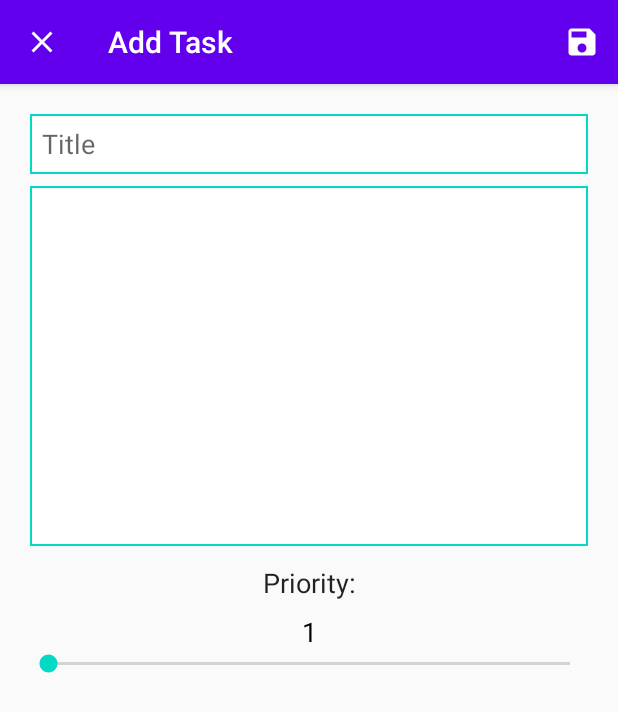
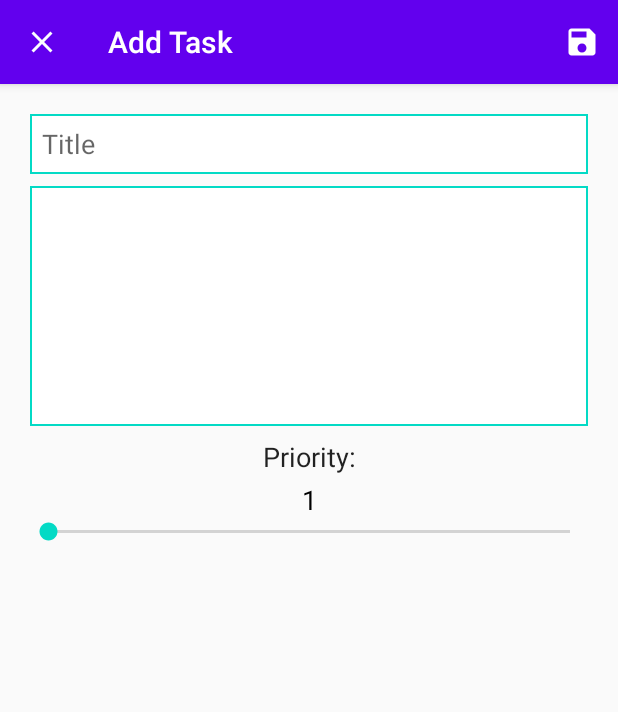
Before and after one commit to Stialt/todo_list, an Android app: the AddEditTaskActivity screen opened directly, with no data from a screen before it, on a phone screen of 412 x 824 dp. Shown: the top 712 px of the screen. Run offline under Robolectric (Android 15) with nearby library versions, the phone set to English and light mode, and no system bars.

Commit message:
QoL Update 1. Added scrolling to Add Activity screen for more convenient usage 2. Changed input text settings to enable letter auto-capitalization and auto-correction

```diff
--- a/app/src/main/res/layout/activity_add_task.xml
+++ b/app/src/main/res/layout/activity_add_task.xml
@@ -5,8 +5,17 @@
     android:layout_width="match_parent"
     android:layout_height="match_parent"
     android:orientation="vertical"
-    android:padding="16dp"
     tools:context=".activities.AddEditTaskActivity">
+
+    <ScrollView
+        android:layout_width="match_parent"
+        android:layout_height="match_parent">
+
+        <LinearLayout
+            android:layout_width="match_parent"
+            android:layout_height="match_parent"
+            android:orientation="vertical"
+            android:padding="16dp">
 
             <EditText
                 android:id="@+id/edit_text_title"
@@ -15,7 +24,7 @@
                 android:layout_margin="4dp"
                 android:background="@drawable/border"
                 android:hint="Title"
-        android:inputType="text"
+                android:inputType="textCapSentences|textAutoCorrect"
                 android:padding="8dp"
                 android:textAppearance="@android:style/TextAppearance.Medium" />
 
@@ -23,13 +32,11 @@
             <EditText
                 android:id="@+id/edit_text_description"
                 android:layout_width="match_parent"
-        android:layout_height="wrap_content"
+                android:layout_height="160dp"
                 android:layout_margin="4dp"
                 android:background="@drawable/border"
                 android:gravity="top"
-        android:inputType="textMultiLine"
-        android:minHeight="240dp"
-        android:maxHeight="300dp"
+                android:inputType="textMultiLine|textCapSentences|textAutoCorrect"
                 android:scrollbars="vertical"
                 android:ellipsize="end"
                 android:padding="8dp"
@@ -40,8 +47,8 @@
                 android:layout_width="match_parent"
                 android:layout_height="wrap_content"
                 android:layout_gravity="center"
-        android:layout_marginTop="8dp"
-        android:layout_marginBottom="8dp"
+                android:layout_marginTop="4dp"
+                android:layout_marginBottom="4dp"
                 android:text="Priority:"
                 android:textAlignment="center"
                 android:textAppearance="@android:style/TextAppearance.Medium" />
@@ -67,5 +74,11 @@
                 android:layout_width="match_parent"
                 android:layout_height="wrap_content" />
 
+        </LinearLayout>
+
+    </ScrollView>
+
+
+
 
 </LinearLayout>
```
Lines whose indentation alone changed are shown as unchanged.
